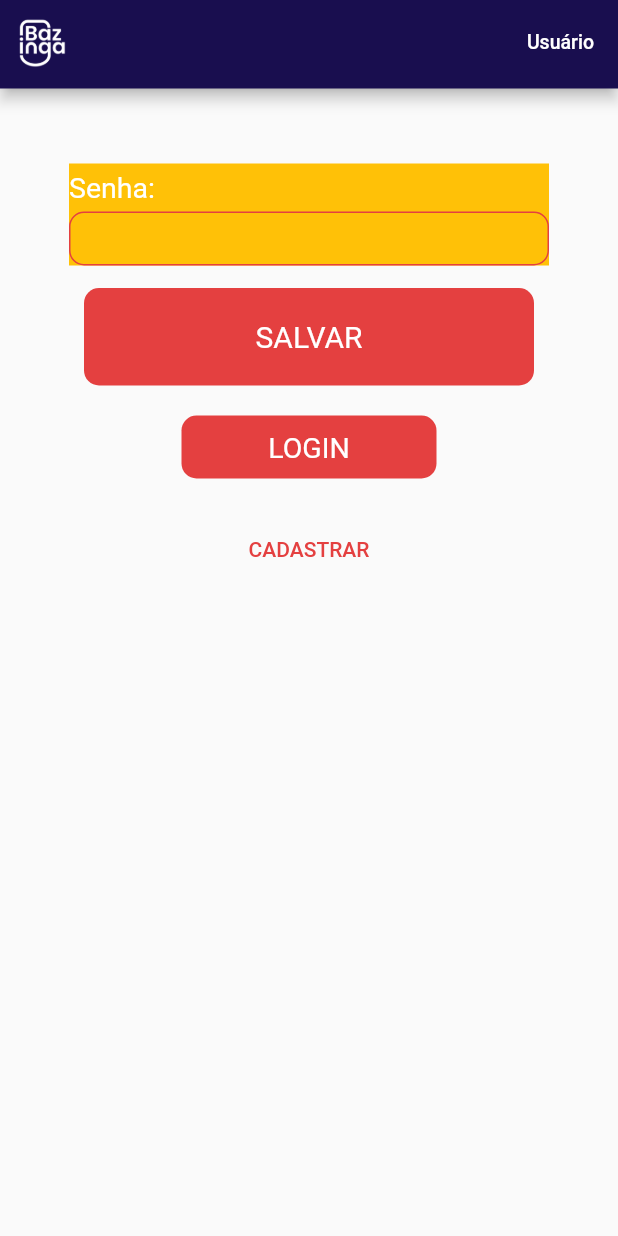
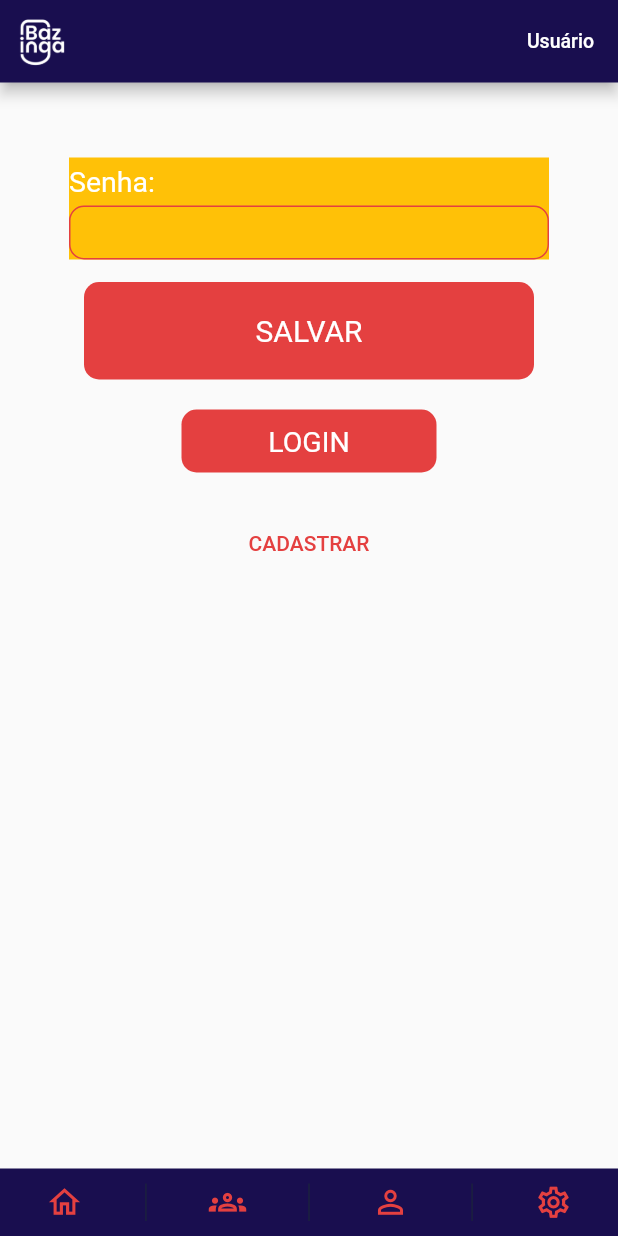
Before and after one commit to DaviNoronhaAlmeida/Bazinga, a Flutter app: the screen it shows after launch, on a phone screen of 412 x 824 dp. Run offline on Flutter 3.47's test engine with Material 2 defaults, Android fonts, the phone set to English and light mode, and no system bars; our stand-ins replace get.

Commit message:
feat: add navbar widget

```diff
--- a/app/lib/view/screens/login_page.dart
+++ b/app/lib/view/screens/login_page.dart
@@ -1,6 +1,7 @@
 import 'package:app/view/widgets/custom_appbar.dart';
 import 'package:app/view/widgets/custom_big_button.dart';
 import 'package:app/view/widgets/custom_input.dart';
+import 'package:app/view/widgets/custom_navbar.dart';
 import 'package:app/view/widgets/custom_small_button.dart';
 import 'package:app/view/widgets/custom_text_button.dart';
 import 'package:flutter/material.dart';
@@ -46,6 +47,7 @@ class LoginPage extends StatelessWidget {
               ],
             ),
           ),
+          bottomNavigationBar: CustomNavBar(),
         );
       },
     );
--- a/app/lib/view/widgets/custom_appbar.dart
+++ b/app/lib/view/widgets/custom_appbar.dart
@@ -7,7 +7,7 @@ class CustomAppBar extends StatelessWidget with PreferredSizeWidget {
   final AppColors _appColors = Get.find();
 
   @override
-  Size get preferredSize => const Size.fromHeight(59.0);
+  Size get preferredSize => const Size.fromHeight(55.0);
 
   @override
   Widget build(BuildContext context) {
--- /dev/null
+++ b/app/lib/view/widgets/custom_navbar.dart
@@ -0,0 +1,76 @@
+import 'package:flutter/material.dart';
+import 'package:get/get.dart';
+import '../styles/app_colors.dart';
+
+class CustomNavBar extends StatelessWidget {
+  CustomNavBar({super.key});
+  final AppColors _appColors = Get.find();
+
+  @override
+  Widget build(BuildContext context) {
+    return Container(
+      height: 45,
+      decoration: BoxDecoration(
+        color: _appColors.barColor,
+      ),
+      child: Row(
+        mainAxisAlignment: MainAxisAlignment.spaceAround,
+        children: [
+          TextButton(
+            onPressed: () => Get.toNamed('/'),
+            child: Icon(
+              Icons.home_outlined,
+              color: _appColors.redColor,
+              size: 25,
+            ),
+          ),
+          Container(
+            height: 25,
+            width: 1,
+            decoration: BoxDecoration(
+              color: _appColors.bgPostsColor,
+            ),
+          ),
+          TextButton(
+            onPressed: () => Get.toNamed('/'),
+            child: Icon(
+              Icons.groups_outlined,
+              color: _appColors.redColor,
+              size: 25,
+            ),
+          ),
+          Container(
+            height: 25,
+            width: 1,
+            decoration: BoxDecoration(
+              color: _appColors.bgPostsColor,
+            ),
+          ),
+          TextButton(
+            onPressed: () => Get.toNamed('/'),
+            child: Icon(
+              Icons.person_outline,
+              color: _appColors.redColor,
+              size: 25,
+            ),
+          ),
+          Container(
+            height: 25,
+            width: 1,
+            decoration: BoxDecoration(
+              color: _appColors.bgPostsColor,
+            ),
+          ),
+          TextButton(
+            onPressed: () => Get.toNamed('/'),
+            child: Icon(
+              Icons.settings_outlined,
+              color: _appColors.redColor,
+              size: 25,
+            ),
+          ),
+        ],
+      ),
+    );
+  }
+}
```
